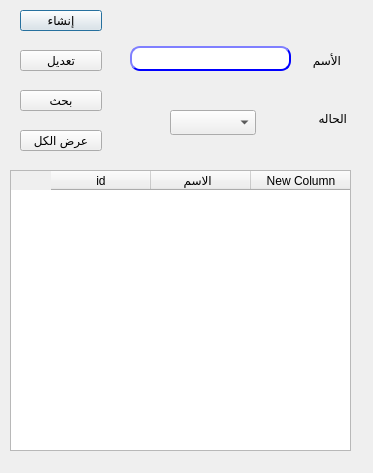
Above: presentation/master_data_ui/installmentType.ui from shymaa123456/HyperPOS2020 before the change. Below: the same form after it.
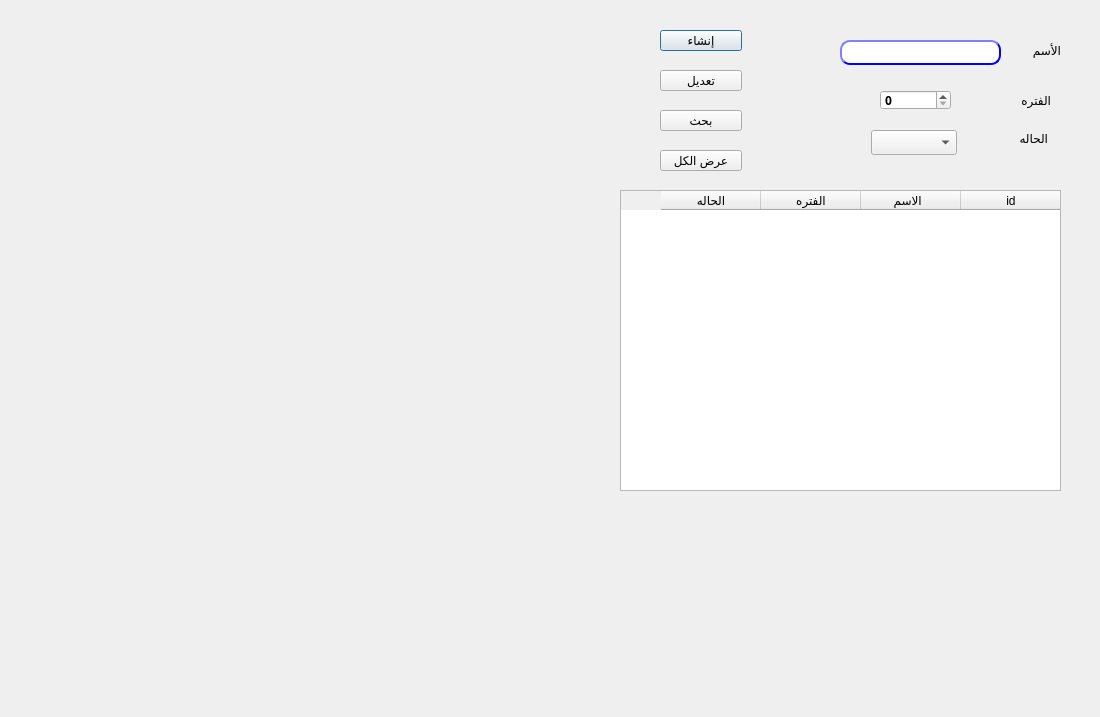
That is the form after the change.

The edit to the form file:
```diff
--- a/presentation/master_data_ui/installmentType.ui
+++ b/presentation/master_data_ui/installmentType.ui
@@ -6,18 +6,30 @@
    <rect>
     <x>0</x>
     <y>0</y>
-    <width>373</width>
-    <height>473</height>
+    <width>1100</width>
+    <height>717</height>
    </rect>
   </property>
+  <property name="minimumSize">
+   <size>
+    <width>1100</width>
+    <height>717</height>
+   </size>
+  </property>
+  <property name="maximumSize">
+   <size>
+    <width>1100</width>
+    <height>717</height>
+   </size>
+  </property>
   <property name="windowTitle">
    <string>إنشاء محموعه عملاء</string>
   </property>
   <widget class="QLabel" name="desc">
    <property name="geometry">
     <rect>
-     <x>260</x>
-     <y>50</y>
+     <x>980</x>
+     <y>40</y>
      <width>81</width>
      <height>21</height>
     </rect>
@@ -29,8 +41,8 @@
   <widget class="QLabel" name="label_2">
    <property name="geometry">
     <rect>
-     <x>280</x>
-     <y>110</y>
+     <x>981</x>
+     <y>130</y>
      <width>67</width>
      <height>17</height>
     </rect>
@@ -42,8 +54,8 @@
   <widget class="QComboBox" name="CMB_status">
    <property name="geometry">
     <rect>
-     <x>170</x>
-     <y>110</y>
+     <x>871</x>
+     <y>130</y>
      <width>86</width>
      <height>25</height>
     </rect>
@@ -52,8 +64,8 @@
   <widget class="QLineEdit" name="LE_desc">
    <property name="geometry">
     <rect>
-     <x>130</x>
-     <y>46</y>
+     <x>840</x>
+     <y>40</y>
      <width>161</width>
      <height>25</height>
     </rect>
@@ -89,30 +101,35 @@
   <widget class="QTableWidget" name="Qtable">
    <property name="geometry">
     <rect>
-     <x>10</x>
-     <y>170</y>
-     <width>341</width>
-     <height>281</height>
+     <x>620</x>
+     <y>190</y>
+     <width>441</width>
+     <height>301</height>
     </rect>
    </property>
    <property name="layoutDirection">
     <enum>Qt::RightToLeft</enum>
    </property>
-   <column>
-    <property name="text">
-     <string>New Column</string>
-    </property>
-   </column>
-   <column>
-    <property name="text">
-     <string>الاسم  </string>
-    </property>
-   </column>
    <column>
     <property name="text">
      <string>id</string>
     </property>
    </column>
+   <column>
+    <property name="text">
+     <string>الاسم  </string>
+    </property>
+   </column>
+   <column>
+    <property name="text">
+     <string>الفتره</string>
+    </property>
+   </column>
+   <column>
+    <property name="text">
+     <string>الحاله</string>
+    </property>
+   </column>
   </widget>
   <widget class="QLabel" name="LB_id">
    <property name="enabled">
@@ -120,8 +137,8 @@
    </property>
    <property name="geometry">
     <rect>
-     <x>100</x>
-     <y>20</y>
+     <x>801</x>
+     <y>40</y>
      <width>31</width>
      <height>20</height>
     </rect>
@@ -136,8 +153,8 @@
    </property>
    <property name="geometry">
     <rect>
-     <x>110</x>
-     <y>110</y>
+     <x>811</x>
+     <y>130</y>
      <width>31</width>
      <height>21</height>
     </rect>
@@ -149,8 +166,8 @@
   <widget class="QPushButton" name="BTN_create">
    <property name="geometry">
     <rect>
-     <x>20</x>
-     <y>10</y>
+     <x>660</x>
+     <y>30</y>
      <width>82</width>
      <height>21</height>
     </rect>
@@ -165,8 +182,8 @@
   <widget class="QPushButton" name="BTN_modify">
    <property name="geometry">
     <rect>
-     <x>20</x>
-     <y>50</y>
+     <x>660</x>
+     <y>70</y>
      <width>82</width>
      <height>21</height>
     </rect>
@@ -181,8 +198,8 @@
   <widget class="QPushButton" name="BTN_search">
    <property name="geometry">
     <rect>
-     <x>20</x>
-     <y>90</y>
+     <x>660</x>
+     <y>110</y>
      <width>82</width>
      <height>21</height>
     </rect>
@@ -197,8 +214,8 @@
   <widget class="QPushButton" name="BTN_search_all">
    <property name="geometry">
     <rect>
-     <x>20</x>
-     <y>130</y>
+     <x>660</x>
+     <y>150</y>
      <width>82</width>
      <height>21</height>
     </rect>
@@ -210,6 +227,40 @@
     <string>عرض الكل</string>
    </property>
   </widget>
+  <widget class="QSpinBox" name="LE_period">
+   <property name="geometry">
+    <rect>
+     <x>880</x>
+     <y>90</y>
+     <width>71</width>
+     <height>20</height>
+    </rect>
+   </property>
+   <property name="font">
+    <font>
+     <family>29LT Bukra Regular</family>
+     <pointsize>9</pointsize>
+     <weight>75</weight>
+     <bold>true</bold>
+    </font>
+   </property>
+   <property name="maximum">
+    <number>99</number>
+   </property>
+  </widget>
+  <widget class="QLabel" name="desc_2">
+   <property name="geometry">
+    <rect>
+     <x>970</x>
+     <y>90</y>
+     <width>81</width>
+     <height>21</height>
+    </rect>
+   </property>
+   <property name="text">
+    <string>الفتره</string>
+   </property>
+  </widget>
  </widget>
  <resources/>
  <connections/>
```
